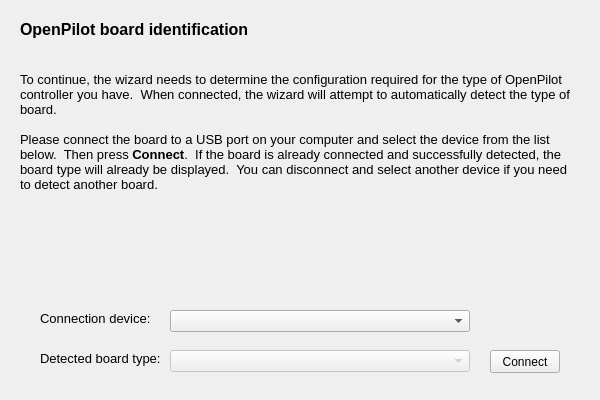
openpilot/OpenPilot, file ground/openpilotgcs/src/plugins/setupwizard/pages/controllerpage.ui: the form before one commit.
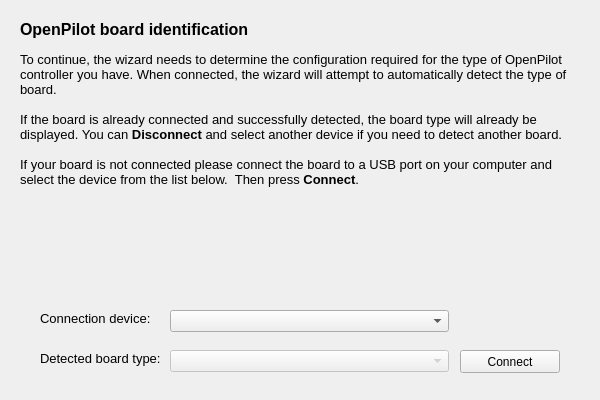
The form after the commit.

What changed in the file:
```diff
--- a/ground/openpilotgcs/src/plugins/setupwizard/pages/controllerpage.ui
+++ b/ground/openpilotgcs/src/plugins/setupwizard/pages/controllerpage.ui
@@ -29,10 +29,11 @@
 &lt;/style&gt;&lt;/head&gt;&lt;body style=&quot; font-family:'MS Shell Dlg 2'; font-size:8pt; font-weight:400; font-style:normal;&quot;&gt;
 &lt;p style=&quot; margin-top:0px; margin-bottom:0px; margin-left:0px; margin-right:0px; -qt-block-indent:0; text-indent:0px;&quot;&gt;&lt;span style=&quot; font-size:12pt; font-weight:600;&quot;&gt;OpenPilot board identification&lt;/span&gt;&lt;/p&gt;
 &lt;p style=&quot;-qt-paragraph-type:empty; margin-top:0px; margin-bottom:0px; margin-left:0px; margin-right:0px; -qt-block-indent:0; text-indent:0px;&quot;&gt;&lt;br /&gt;&lt;/p&gt;
-&lt;p style=&quot;-qt-paragraph-type:empty; margin-top:0px; margin-bottom:0px; margin-left:0px; margin-right:0px; -qt-block-indent:0; text-indent:0px; font-family:'Lucida Grande'; font-size:13pt;&quot;&gt;&lt;br /&gt;&lt;/p&gt;
-&lt;p style=&quot; margin-top:0px; margin-bottom:0px; margin-left:0px; margin-right:0px; -qt-block-indent:0; text-indent:0px;&quot;&gt;&lt;span style=&quot; font-size:10pt;&quot;&gt;To continue, the wizard needs to determine the configuration required for the type of OpenPilot controller you have.  When connected, the wizard will attempt to automatically detect the type of board.&lt;/span&gt;&lt;/p&gt;
+&lt;p style=&quot; margin-top:0px; margin-bottom:0px; margin-left:0px; margin-right:0px; -qt-block-indent:0; text-indent:0px;&quot;&gt;&lt;span style=&quot; font-size:10pt;&quot;&gt;To continue, the wizard needs to determine the configuration required for the type of OpenPilot controller you have. When connected, the wizard will attempt to automatically detect the type of board.&lt;/span&gt;&lt;/p&gt;
 &lt;p style=&quot;-qt-paragraph-type:empty; margin-top:0px; margin-bottom:0px; margin-left:0px; margin-right:0px; -qt-block-indent:0; text-indent:0px; font-size:10pt;&quot;&gt;&lt;br /&gt;&lt;/p&gt;
-&lt;p style=&quot; margin-top:0px; margin-bottom:0px; margin-left:0px; margin-right:0px; -qt-block-indent:0; text-indent:0px;&quot;&gt;&lt;span style=&quot; font-size:10pt;&quot;&gt;Please connect the board to a USB port on your computer and select the device from the list below.  Then press &lt;/span&gt;&lt;span style=&quot; font-size:10pt; font-weight:600;&quot;&gt;Connect&lt;/span&gt;&lt;span style=&quot; font-size:10pt;&quot;&gt;.  If the board is already connected and successfully detected, the board type will already be displayed.  You can disconnect and select another device if you need to detect another board.&lt;/span&gt;&lt;/p&gt;&lt;/body&gt;&lt;/html&gt;</string>
+&lt;p style=&quot; margin-top:0px; margin-bottom:0px; margin-left:0px; margin-right:0px; -qt-block-indent:0; text-indent:0px;&quot;&gt;&lt;span style=&quot; font-size:10pt;&quot;&gt;If the board is already connected and successfully detected, the board type will already be displayed. You can &lt;/span&gt;&lt;span style=&quot; font-size:10pt; font-weight:600;&quot;&gt;Disconnect&lt;/span&gt;&lt;span style=&quot; font-size:10pt;&quot;&gt; and select another device if you need to detect another board.&lt;/span&gt;&lt;/p&gt;
+&lt;p style=&quot;-qt-paragraph-type:empty; margin-top:0px; margin-bottom:0px; margin-left:0px; margin-right:0px; -qt-block-indent:0; text-indent:0px; font-size:10pt;&quot;&gt;&lt;br /&gt;&lt;/p&gt;
+&lt;p style=&quot; margin-top:0px; margin-bottom:0px; margin-left:0px; margin-right:0px; -qt-block-indent:0; text-indent:0px;&quot;&gt;&lt;span style=&quot; font-size:10pt;&quot;&gt;If your board is not connected please connect the board to a USB port on your computer and select the device from the list below.  Then press &lt;/span&gt;&lt;span style=&quot; font-size:10pt; font-weight:600;&quot;&gt;Connect&lt;/span&gt;&lt;span style=&quot; font-size:10pt;&quot;&gt;.&lt;/span&gt;&lt;/p&gt;&lt;/body&gt;&lt;/html&gt;</string>
    </property>
    <property name="textFormat">
     <enum>Qt::AutoText</enum>
@@ -47,9 +48,9 @@
   <widget class="QPushButton" name="connectButton">
    <property name="geometry">
     <rect>
-     <x>490</x>
+     <x>460</x>
      <y>350</y>
-     <width>70</width>
+     <width>100</width>
      <height>23</height>
     </rect>
    </property>
@@ -85,7 +86,7 @@
     <rect>
      <x>170</x>
      <y>350</y>
-     <width>300</width>
+     <width>279</width>
      <height>22</height>
     </rect>
    </property>
@@ -95,7 +96,7 @@
     <rect>
      <x>170</x>
      <y>310</y>
-     <width>300</width>
+     <width>279</width>
      <height>22</height>
     </rect>
    </property>
```
